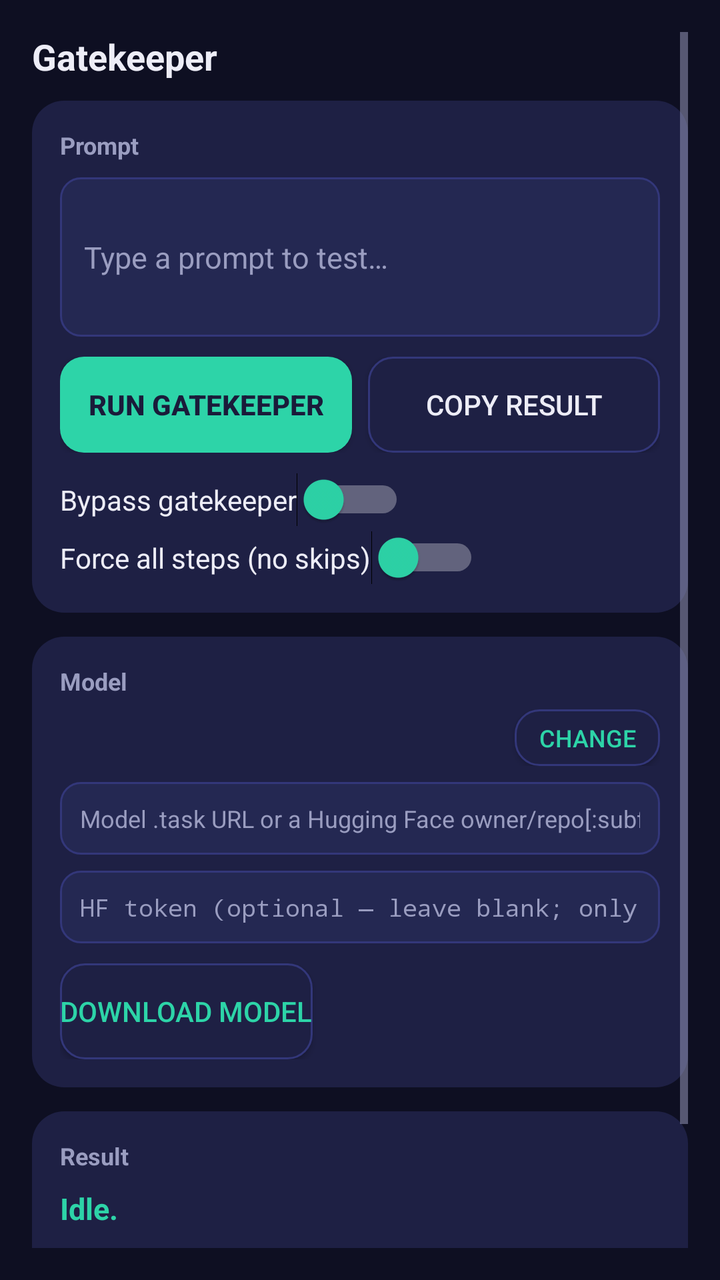
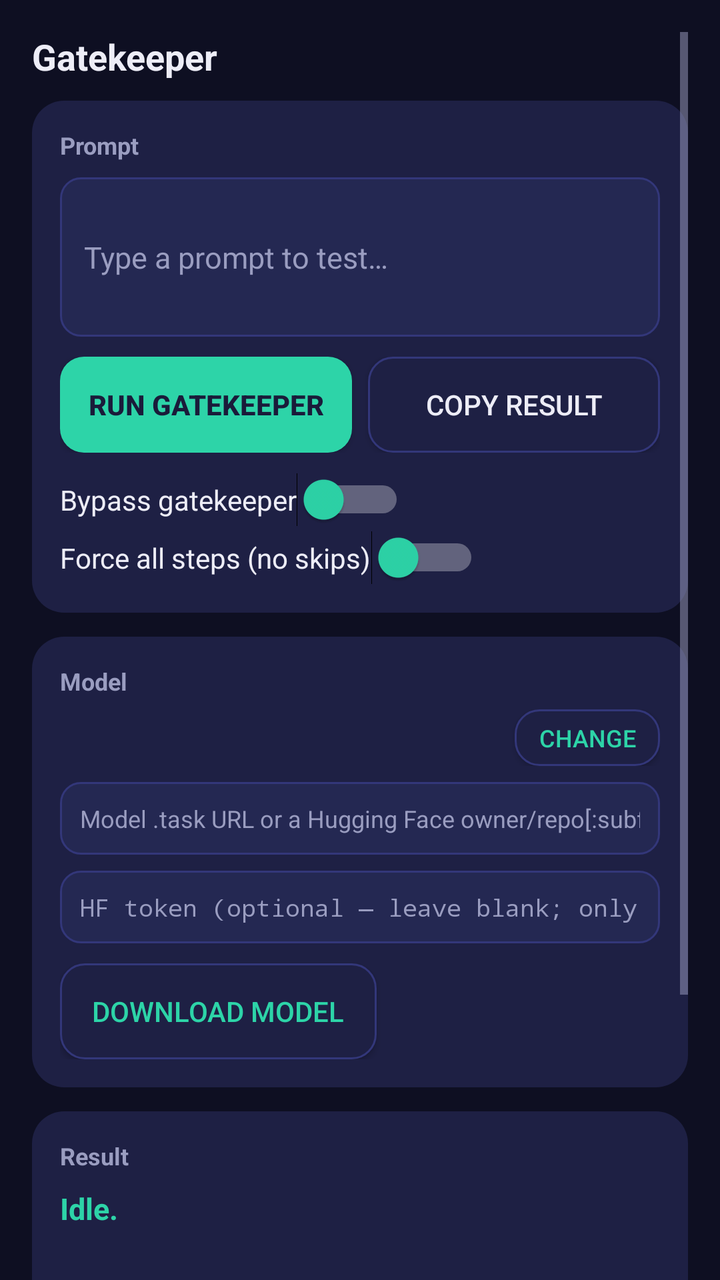

The first picture is an Android layout as it rendered before a commit; the second is the same layout after the commit. The layout source and the unified diff follow.
<!-- AndroidManifest.xml: application theme AppTheme -->
<!-- res/layout/activity_main.xml -->
<?xml version="1.0" encoding="utf-8"?>
<ScrollView xmlns:android="http://schemas.android.com/apk/res/android"
    android:layout_width="match_parent"
    android:layout_height="match_parent"
    android:background="@color/gatekeeper_bg"
    android:padding="16dp">

    <LinearLayout
        android:layout_width="match_parent"
        android:layout_height="wrap_content"
        android:orientation="vertical">

        <TextView
            android:id="@+id/header"
            android:layout_width="wrap_content"
            android:layout_height="wrap_content"
            android:text="Gatekeeper"
            android:textColor="@color/gatekeeper_text"
            android:textSize="18sp"
            android:textStyle="bold" />

        <LinearLayout
            android:layout_width="match_parent"
            android:layout_height="wrap_content"
            android:layout_marginTop="10dp"
            android:background="@drawable/card_bg"
            android:orientation="vertical"
            android:padding="14dp">

            <TextView
                android:layout_width="wrap_content"
                android:layout_height="wrap_content"
                android:text="@string/section_prompt"
                android:textColor="@color/gatekeeper_muted"
                android:textSize="12sp"
                android:textStyle="bold" />

            <EditText
                android:id="@+id/input"
                android:layout_width="match_parent"
                android:layout_height="wrap_content"
                android:layout_marginTop="8dp"
                android:background="@drawable/field_bg"
                android:hint="@string/hint_input"
                android:inputType="textMultiLine"
                android:minLines="3"
                android:padding="12dp"
                android:textColor="@color/gatekeeper_text"
                android:textColorHint="@color/gatekeeper_muted"
                android:textSize="15sp" />

            <LinearLayout
                android:layout_width="match_parent"
                android:layout_height="wrap_content"
                android:layout_marginTop="10dp"
                android:orientation="horizontal">

                <Button
                    android:id="@+id/runButton"
                    android:layout_width="0dp"
                    android:layout_height="wrap_content"
                    android:layout_weight="1"
                    android:background="@drawable/btn_accent"
                    android:text="@string/run"
                    android:textColor="@color/gatekeeper_navy"
                    android:textStyle="bold" />

                <Button
                    android:id="@+id/copyButton"
                    android:layout_width="0dp"
                    android:layout_height="wrap_content"
                    android:layout_marginStart="8dp"
                    android:layout_weight="1"
                    android:background="@drawable/btn_subtle"
                    android:text="@string/copy_result"
                    android:textColor="@color/gatekeeper_text" />
            </LinearLayout>

            <Switch
                android:id="@+id/bypassGatekeeper"
                android:layout_width="wrap_content"
                android:layout_height="wrap_content"
                android:layout_marginTop="10dp"
                android:text="@string/bypass_gatekeeper"
                android:textColor="@color/gatekeeper_text"
                android:thumbTint="@color/gatekeeper_mint" />

            <Switch
                android:id="@+id/forceAllSteps"
                android:layout_width="wrap_content"
                android:layout_height="wrap_content"
                android:layout_marginTop="2dp"
                android:text="@string/force_all_steps"
                android:textColor="@color/gatekeeper_text"
                android:thumbTint="@color/gatekeeper_mint" />
        </LinearLayout>

        <LinearLayout
            android:layout_width="match_parent"
            android:layout_height="wrap_content"
            android:layout_marginTop="12dp"
            android:background="@drawable/card_bg"
            android:orientation="vertical"
            android:padding="14dp">

            <TextView
                android:layout_width="wrap_content"
                android:layout_height="wrap_content"
                android:text="@string/section_model"
                android:textColor="@color/gatekeeper_muted"
                android:textSize="12sp"
                android:textStyle="bold" />

            <LinearLayout
                android:layout_width="match_parent"
                android:layout_height="wrap_content"
                android:layout_marginTop="6dp"
                android:gravity="center_vertical"
                android:orientation="horizontal">

                <TextView
                    android:id="@+id/modelStatus"
                    android:layout_width="0dp"
                    android:layout_height="wrap_content"
                    android:layout_weight="1"
                    android:textColor="@color/gatekeeper_text"
                    android:textSize="12sp" />

                <Button
                    android:id="@+id/modelToggleButton"
                    android:layout_width="wrap_content"
                    android:layout_height="wrap_content"
                    android:layout_marginStart="8dp"
                    android:background="@drawable/btn_subtle"
                    android:minHeight="0dp"
                    android:minWidth="0dp"
                    android:paddingStart="12dp"
                    android:paddingEnd="12dp"
                    android:paddingTop="6dp"
                    android:paddingBottom="6dp"
                    android:text="@string/change_model"
                    android:textColor="@color/gatekeeper_mint"
                    android:textSize="12sp" />
            </LinearLayout>

            <LinearLayout
                android:id="@+id/modelForm"
                android:layout_width="match_parent"
                android:layout_height="wrap_content"
                android:orientation="vertical">

                <EditText
                    android:id="@+id/modelUrl"
                    android:layout_width="match_parent"
                    android:layout_height="wrap_content"
                    android:layout_marginTop="8dp"
                    android:background="@drawable/field_bg"
                    android:hint="@string/hint_model_url"
                    android:inputType="textUri"
                    android:padding="10dp"
                    android:singleLine="true"
                    android:textColor="@color/gatekeeper_text"
                    android:textColorHint="@color/gatekeeper_muted"
                    android:textSize="12sp" />

                <EditText
                    android:id="@+id/hfToken"
                    android:layout_width="match_parent"
                    android:layout_height="wrap_content"
                    android:layout_marginTop="8dp"
                    android:background="@drawable/field_bg"
                    android:hint="@string/hint_hf_token"
                    android:inputType="textPassword"
                    android:padding="10dp"
                    android:singleLine="true"
                    android:textColor="@color/gatekeeper_text"
                    android:textColorHint="@color/gatekeeper_muted"
                    android:textSize="12sp" />

                <Button
                    android:id="@+id/downloadButton"
                    android:layout_width="wrap_content"
                    android:layout_height="wrap_content"
                    android:layout_marginTop="10dp"
                    android:background="@drawable/btn_subtle"
                    android:text="@string/download_model"
                    android:textColor="@color/gatekeeper_mint" />

                <ProgressBar
                    android:id="@+id/downloadProgress"
                    style="?android:attr/progressBarStyleHorizontal"
                    android:layout_width="match_parent"
                    android:layout_height="wrap_content"
                    android:layout_marginTop="8dp"
                    android:max="100"
                    android:progressTint="@color/gatekeeper_mint"
                    android:visibility="gone" />
            </LinearLayout>

            <TextView
                android:id="@+id/updateStatus"
                android:layout_width="match_parent"
                android:layout_height="wrap_content"
                android:layout_marginTop="4dp"
                android:textColor="@color/gatekeeper_amber"
                android:textSize="12sp"
                android:textStyle="bold"
                android:visibility="gone" />
        </LinearLayout>

        <LinearLayout
            android:layout_width="match_parent"
            android:layout_height="wrap_content"
            android:layout_marginTop="12dp"
            android:background="@drawable/card_bg"
            android:orientation="vertical"
            android:padding="14dp">

            <TextView
                android:layout_width="wrap_content"
                android:layout_height="wrap_content"
                android:text="@string/section_result"
                android:textColor="@color/gatekeeper_muted"
                android:textSize="12sp"
                android:textStyle="bold" />

            <TextView
                android:id="@+id/statusView"
                android:layout_width="match_parent"
                android:layout_height="wrap_content"
                android:layout_marginTop="8dp"
                android:text="Idle."
                android:textColor="@color/gatekeeper_mint"
                android:textSize="15sp"
                android:textStyle="bold" />

            <LinearLayout
                android:id="@+id/stepsView"
                android:layout_width="match_parent"
                android:layout_height="wrap_content"
                android:layout_marginTop="8dp"
                android:orientation="vertical" />

            <TextView
                android:id="@+id/telemetryView"
                android:layout_width="match_parent"
                android:layout_height="wrap_content"
                android:layout_marginTop="8dp"
                android:textColor="@color/gatekeeper_muted"
                android:textIsSelectable="true"
                android:textSize="12sp"
                android:typeface="monospace" />

            <TextView
                android:id="@+id/debugLogView"
                android:layout_width="match_parent"
                android:layout_height="wrap_content"
                android:layout_marginTop="8dp"
                android:textColor="@color/gatekeeper_muted"
                android:textIsSelectable="true"
                android:textSize="10sp"
                android:typeface="monospace" />

            <TextView
                android:id="@+id/outputView"
                android:layout_width="match_parent"
                android:layout_height="wrap_content"
                android:layout_marginTop="10dp"
                android:textColor="@color/gatekeeper_text"
                android:textIsSelectable="true"
                android:textSize="15sp" />
        </LinearLayout>
    </LinearLayout>
</ScrollView>
<!-- resources referenced by this layout -->
<resources>
  <color name="gatekeeper_amber">#FFC531</color>
  <color name="gatekeeper_bg">#0E0F22</color>
  <color name="gatekeeper_mint">#2DD4A8</color>
  <color name="gatekeeper_muted">#9A9DC0</color>
  <color name="gatekeeper_navy">#1A1B3A</color>
  <color name="gatekeeper_text">#EDEDF7</color>
  <!-- drawable btn_accent (drawable) -->
  <?xml version="1.0" encoding="utf-8"?>
  <shape xmlns:android="http://schemas.android.com/apk/res/android" android:shape="rectangle">
      <corners android:radius="12dp" />
      <solid android:color="@color/gatekeeper_mint" />
  </shape>
  <!-- drawable btn_subtle (drawable) -->
  <?xml version="1.0" encoding="utf-8"?>
  <shape xmlns:android="http://schemas.android.com/apk/res/android" android:shape="rectangle">
      <corners android:radius="12dp" />
      <solid android:color="@color/gatekeeper_surface" />
      <stroke android:width="1dp" android:color="@color/gatekeeper_divider" />
  </shape>
  <!-- drawable card_bg (drawable) -->
  <?xml version="1.0" encoding="utf-8"?>
  <shape xmlns:android="http://schemas.android.com/apk/res/android" android:shape="rectangle">
      <corners android:radius="16dp" />
      <solid android:color="@color/gatekeeper_surface" />
  </shape>
  <!-- drawable field_bg (drawable) -->
  <?xml version="1.0" encoding="utf-8"?>
  <shape xmlns:android="http://schemas.android.com/apk/res/android" android:shape="rectangle">
      <corners android:radius="10dp" />
      <solid android:color="@color/gatekeeper_field" />
      <stroke android:width="1dp" android:color="@color/gatekeeper_divider" />
  </shape>
  <string name="bypass_gatekeeper">Bypass gatekeeper</string>
  <string name="change_model">Change</string>
  <string name="copy_result">Copy result</string>
  <string name="download_model">Download model</string>
  <string name="force_all_steps">Force all steps (no skips)</string>
  <string name="hint_hf_token">HF token (optional — leave blank; only gated repos need one)</string>
  <string name="hint_input">Type a prompt to test…</string>
  <string name="hint_model_url">Model .task URL or a Hugging Face owner/repo[:subfolder]</string>
  <string name="run">Run gatekeeper</string>
  <string name="section_model">Model</string>
  <string name="section_prompt">Prompt</string>
  <string name="section_result">Result</string>
  <style name="AppTheme" parent="android:Theme.Material">
          <item name="android:windowBackground">@color/gatekeeper_bg</item>
          <item name="android:colorBackground">@color/gatekeeper_bg</item>
          <item name="android:textColorPrimary">@color/gatekeeper_text</item>
          <item name="android:textColorSecondary">@color/gatekeeper_muted</item>
          <item name="android:colorAccent">@color/gatekeeper_mint</item>
          <item name="android:statusBarColor">@color/gatekeeper_bg</item>
          <item name="android:navigationBarColor">@color/gatekeeper_bg</item>
      </style>
  <color name="gatekeeper_surface">#1E2044</color>
  <color name="gatekeeper_divider">#33377A</color>
  <color name="gatekeeper_field">#242852</color>
</resources>

<!-- the commit's change to res/layout/activity_main.xml (unified diff, before → after) -->
@@ -3,12 +3,14 @@
     android:layout_width="match_parent"
     android:layout_height="match_parent"
     android:background="@color/gatekeeper_bg"
+    android:clipToPadding="false"
     android:padding="16dp">
 
     <LinearLayout
         android:layout_width="match_parent"
         android:layout_height="wrap_content"
-        android:orientation="vertical">
+        android:orientation="vertical"
+        android:paddingBottom="96dp">
 
         <TextView
             android:id="@+id/header"
@@ -177,14 +179,18 @@
                     android:textColorHint="@color/gatekeeper_muted"
                     android:textSize="12sp" />
 
-                <Button
-                    android:id="@+id/downloadButton"
-                    android:layout_width="wrap_content"
-                    android:layout_height="wrap_content"
-                    android:layout_marginTop="10dp"
-                    android:background="@drawable/btn_subtle"
-                    android:text="@string/download_model"
-                    android:textColor="@color/gatekeeper_mint" />
+            <Button
+                android:id="@+id/downloadButton"
+                android:layout_width="wrap_content"
+                android:layout_height="wrap_content"
+                android:layout_marginTop="10dp"
+                android:background="@drawable/btn_subtle"
+                android:paddingStart="16dp"
+                android:paddingEnd="16dp"
+                android:paddingTop="10dp"
+                android:paddingBottom="10dp"
+                android:text="@string/download_model"
+                android:textColor="@color/gatekeeper_mint" />
 
                 <ProgressBar
                     android:id="@+id/downloadProgress"
@@ -239,6 +245,7 @@
                 android:layout_width="match_parent"
                 android:layout_height="wrap_content"
                 android:layout_marginTop="8dp"
+                android:animateLayoutChanges="true"
                 android:orientation="vertical" />
 
             <TextView
